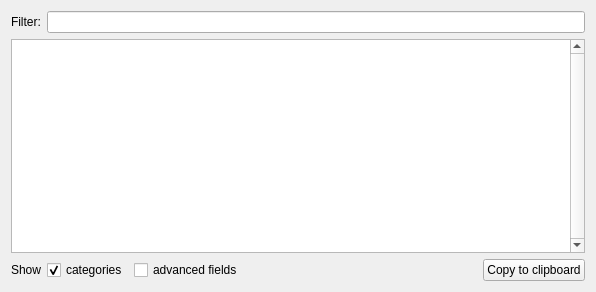
Above: BlueBerry/Bundles/org.blueberry.ui.qt.log/src/internal/berryQtLogView.ui from MITK/MITK before the change. Below: the same form after it.
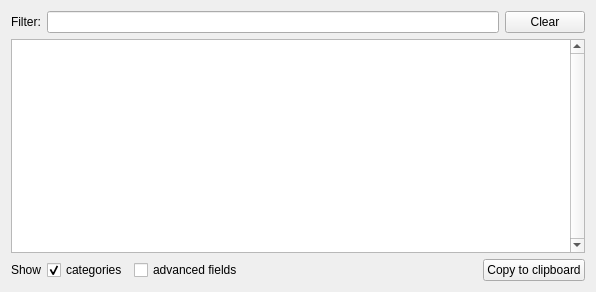
That is the form after the change.

Commit message: - removed itkOtsuThresholdFilter.h include in QmitkDataManagerView.cpp - removed obsolete OtsuAction section

```diff
--- a/BlueBerry/Bundles/org.blueberry.ui.qt.log/src/internal/berryQtLogView.ui
+++ b/BlueBerry/Bundles/org.blueberry.ui.qt.log/src/internal/berryQtLogView.ui
@@ -38,6 +38,13 @@
      <item>
       <widget class="QLineEdit" name="filterContent"/>
      </item>
+     <item>
+      <widget class="QPushButton" name="clearPushButton">
+       <property name="text">
+        <string>Clear</string>
+       </property>
+      </widget>
+     </item>
     </layout>
    </item>
    <item>
```
Left out of the diff: 19 changed lines with no effect on the pictures. The commit also changes 1 other file.
